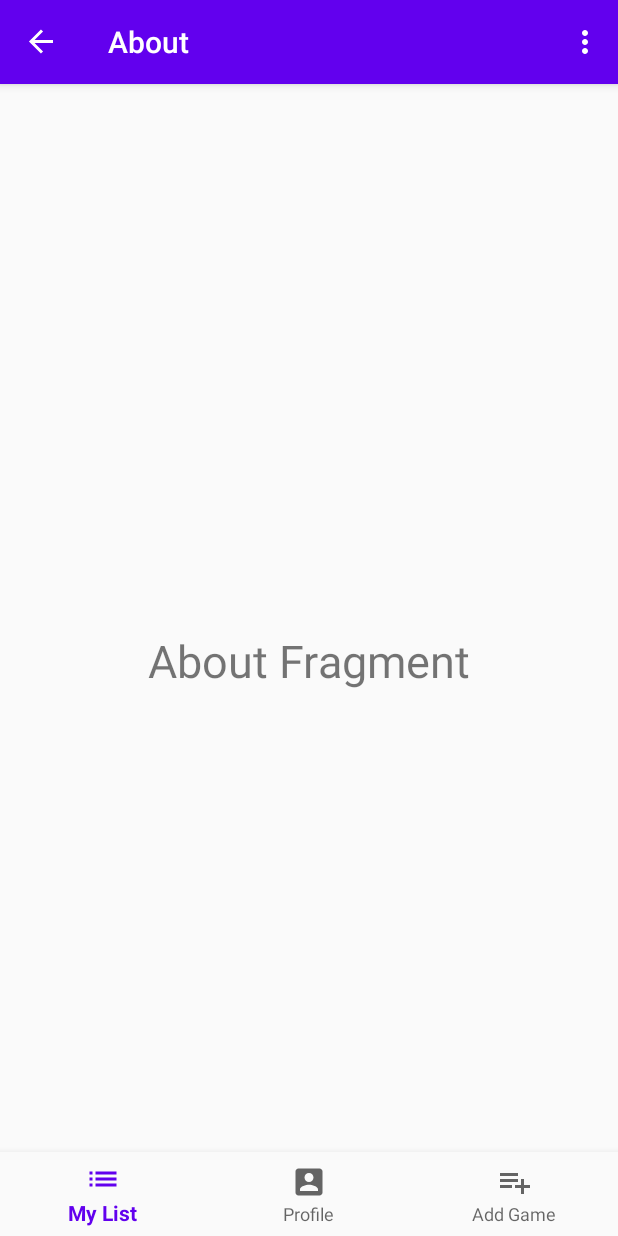
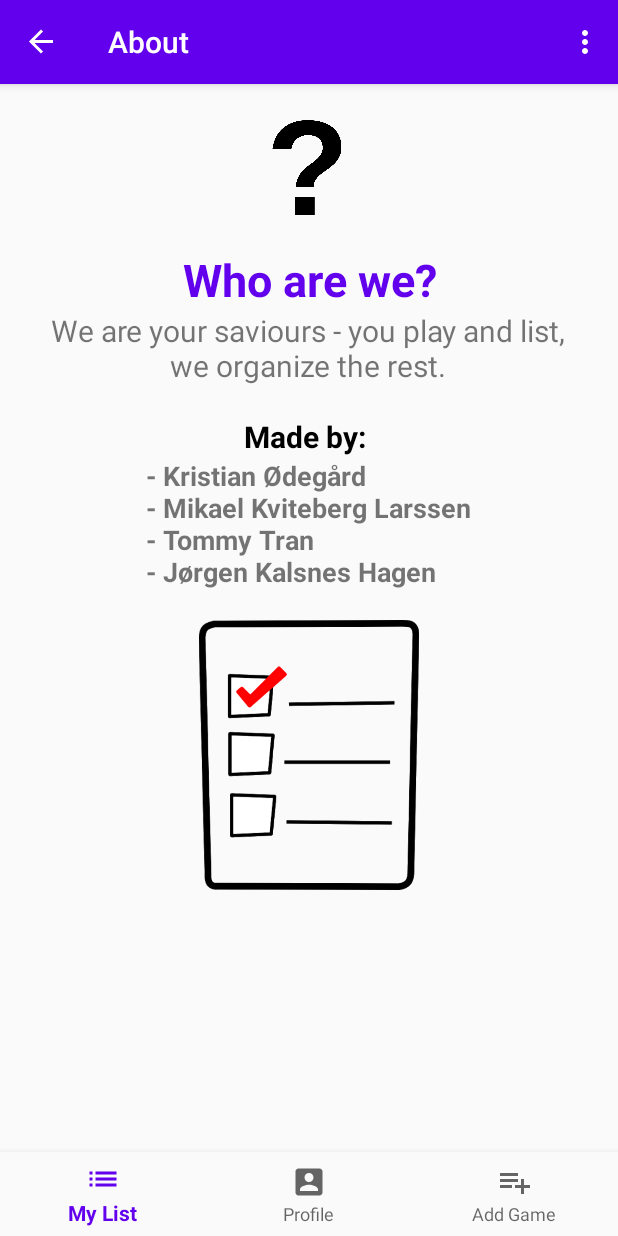
Before and after one commit to Snailedlt/GameLogger, an Android app: the AboutFragment screen opened through its navigation route, on a phone screen of 412 x 824 dp. Run offline under Robolectric (Android 15) with nearby library versions, the phone set to English and light mode, and no system bars; our stand-ins replace navigation-ui.

Commit message:
-About Us page finished

```diff
--- a/app/src/main/res/layout/fragment_about.xml
+++ b/app/src/main/res/layout/fragment_about.xml
@@ -1,22 +1,68 @@
 <?xml version="1.0" encoding="utf-8"?>
-<androidx.constraintlayout.widget.ConstraintLayout xmlns:android="http://schemas.android.com/apk/res/android"
+<LinearLayout xmlns:android="http://schemas.android.com/apk/res/android"
     xmlns:app="http://schemas.android.com/apk/res-auto"
     xmlns:tools="http://schemas.android.com/tools"
     android:layout_width="match_parent"
     android:layout_height="match_parent"
+    android:gravity="center_horizontal"
+    android:orientation="vertical"
+    android:layout_marginHorizontal="20dp"
     tools:context=".ui.about.AboutFragment">
 
+    <ImageView
+        android:id="@+id/iV_about_questionmark"
+        android:layout_width="wrap_content"
+        android:layout_height="70dp"
+        android:layout_marginTop="20dp"
+        android:src="@drawable/questionmark"
+        android:contentDescription="questionmark photo" />
+
     <TextView
-        android:id="@+id/tvFirstFragment"
+        android:id="@+id/tV_about_title"
         android:layout_width="wrap_content"
         android:layout_height="wrap_content"
-        android:text="@string/about_fragment"
-        android:textSize="30sp"
-        app:layout_constraintBottom_toBottomOf="parent"
-        app:layout_constraintEnd_toEndOf="parent"
-        app:layout_constraintHorizontal_bias="0.5"
-        app:layout_constraintStart_toStartOf="parent"
-        app:layout_constraintTop_toTopOf="parent" />
+        android:layout_marginTop="20dp"
+        android:gravity="center"
+        android:text="Who are we?"
+        android:textColor="@color/colorPrimary"
+        android:textSize="30dp"
+        android:textStyle="bold"/>
+
+    <TextView
+        android:id="@+id/tV_about_text1"
+        android:layout_width="wrap_content"
+        android:layout_height="wrap_content"
+        android:gravity="center"
+        android:text="We are your saviours - you play and list,\nwe organize the rest."
+        android:textSize="20dp"/>
+
+    <TextView
+        android:id="@+id/tV_about_text2"
+        android:layout_width="wrap_content"
+        android:layout_height="wrap_content"
+        android:layout_marginTop="20dp"
+        android:gravity="center"
+        android:text="Made by: "
+        android:textColor="@color/colorBlack"
+        android:textSize="20dp"
+        android:textStyle="bold"/>
+
+    <TextView
+        android:id="@+id/tV_about_developers"
+        android:layout_width="wrap_content"
+        android:layout_height="wrap_content"
+        android:gravity="left"
+        android:text="- Kristian Ødegård\n- Mikael Kviteberg Larssen\n- Tommy Tran\n- Jørgen Kalsnes Hagen"
+        android:textSize="18dp"
+        android:textStyle="bold"/>
+
+    <ImageView
+        android:id="@+id/iV_about_checklist"
+        android:layout_width="180dp"
+        android:layout_height="180dp"
+        android:layout_marginTop="20dp"
+        android:src="@drawable/checklist"
+        android:contentDescription="checklist photo" />
 
 
-</androidx.constraintlayout.widget.ConstraintLayout>
+</LinearLayout>
```
Also changed, not shown: app/src/main/res/drawable/checklist.jpg (added), app/src/main/res/drawable/questionmark.png (added).
